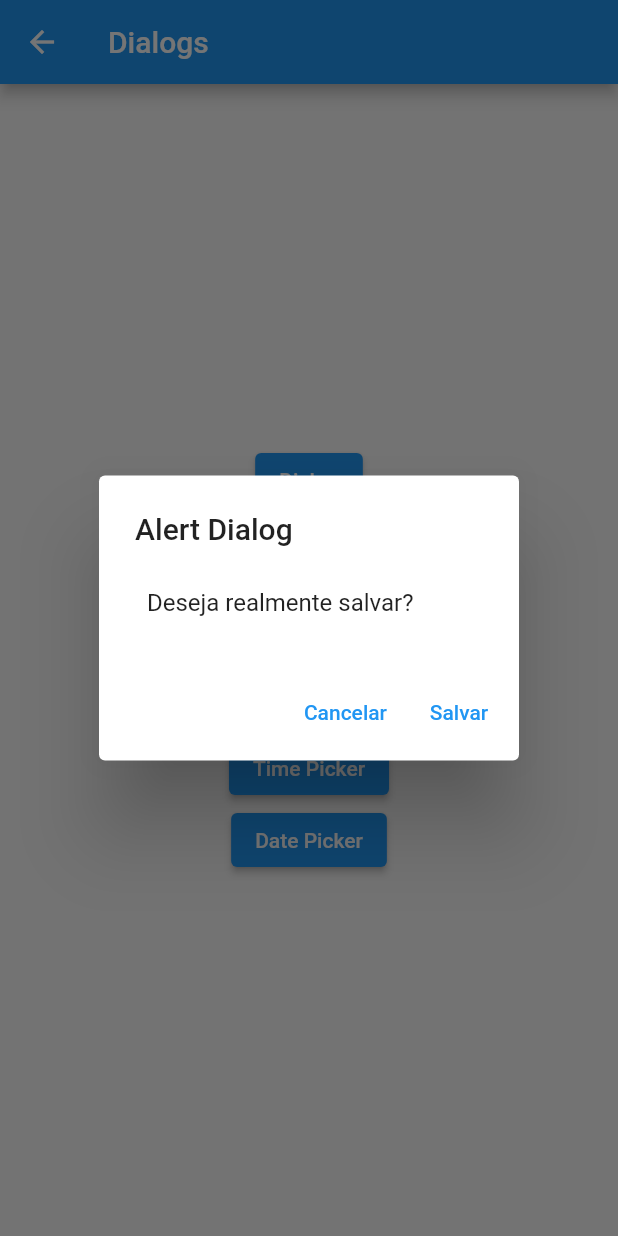
After one commit to jdaibello/academia-do-flutter-modulos-flutter, a Flutter app: the DialogsPage screen opened by its route, after a tap on "Alert Dialog", on a phone screen of 412 x 824 dp. The commit adds this screen. Run offline on Flutter 3.47's test engine with Material 2 defaults, Android fonts, the phone set to English and light mode, and no system bars; our stand-ins replace device_preview.

Commit message:
feat: add dialogs

```diff
--- /dev/null
+++ b/flutter_primeiro_projeto/lib/pages/dialogs/custom_dialog.dart
@@ -0,0 +1,28 @@
+import 'package:flutter/material.dart';
+
+class CustomDialog extends Dialog {
+  CustomDialog(BuildContext context, {Key? key})
+      : super(
+          shape: RoundedRectangleBorder(
+            borderRadius: BorderRadius.circular(12),
+          ),
+          child: SizedBox(
+            width: 300,
+            height: 300,
+            child: Column(
+              mainAxisAlignment: MainAxisAlignment.spaceAround,
+              children: [
+                const Padding(
+                  padding: EdgeInsets.all(8),
+                  child: Text('Título X'),
+                ),
+                TextButton(
+                  onPressed: () => Navigator.of(context).pop(),
+                  child: const Text('Fechar Dialog'),
+                ),
+              ],
+            ),
+          ),
+          key: key,
+        );
+}
--- /dev/null
+++ b/flutter_primeiro_projeto/lib/pages/dialogs/dialogs_page.dart
@@ -0,0 +1,131 @@
+import 'package:flutter/material.dart';
+import 'package:flutter_primeiro_projeto/pages/dialogs/custom_dialog.dart';
+
+class DialogsPage extends StatelessWidget {
+  const DialogsPage({Key? key}) : super(key: key);
+
+  @override
+  Widget build(BuildContext context) {
+    return Scaffold(
+      appBar: AppBar(
+        title: const Text('Dialogs'),
+      ),
+      body: Center(
+        child: Column(
+          mainAxisAlignment: MainAxisAlignment.center,
+          children: [
+            ElevatedButton(
+              onPressed: () {
+                showDialog(
+                  barrierDismissible: false,
+                  context: context,
+                  builder: (_) {
+                    return CustomDialog(context);
+                  },
+                );
+              },
+              child: const Text('Dialog'),
+            ),
+            ElevatedButton(
+              onPressed: () {
+                showDialog(
+                  context: context,
+                  builder: (_) {
+                    return SimpleDialog(
+                      title: const Text('Simple Dialog'),
+                      contentPadding: const EdgeInsets.all(10),
+                      children: [
+                        const Padding(
+                          padding: EdgeInsets.all(8),
+                          child: Text('Título X'),
+                        ),
+                        TextButton(
+                          onPressed: () => Navigator.of(context).pop(),
+                          child: const Text('Fechar Dialog'),
+                        ),
+                      ],
+                    );
+                  },
+                );
+              },
+              child: const Text('Simple Dialog'),
+            ),
+            ElevatedButton(
+              onPressed: () {
+                showDialog(
+                  context: context,
+                  builder: (context) {
+                    return AlertDialog(
+                      title: const Text('Alert Dialog'),
+                      content: SingleChildScrollView(
+                        child: ListBody(
+                          children: const [
+                            Padding(
+                              padding: EdgeInsets.all(8),
+                              child: Text('Deseja realmente salvar?'),
+                            ),
+                          ],
+                        ),
+                      ),
+                      actions: [
+                        TextButton(
+                          onPressed: () {
+                            Navigator.of(context).pop();
+                          },
+                          child: const Text('Cancelar'),
+                        ),
+                        TextButton(
+                          onPressed: () {
+                            debugPrint('Salvo');
+                            Navigator.of(context).pop();
+                          },
+                          child: const Text('Salvar'),
+                        ),
+                      ],
+                    );
+                  },
+                );
+              },
+              child: const Text('Alert Dialog'),
+            ),
+            ElevatedButton(
+              onPressed: () {
+                showAboutDialog(
+                  context: context,
+                  applicationIcon: const Icon(Icons.flutter_dash),
+                  applicationName: 'Flutter Primeiro Projeto',
+                  applicationVersion: '1.0.0',
+                );
+              },
+              child: const Text('About Dialog'),
+            ),
+            ElevatedButton(
+              onPressed: () async {
+                final selectedTime = await showTimePicker(
+                  context: context,
+                  initialTime: TimeOfDay.now(),
+                );
+
+                debugPrint('O horário selecionado foi $selectedTime');
+              },
+              child: const Text('Time Picker'),
+            ),
+            ElevatedButton(
+              onPressed: () async {
+                final selectedDate = await showDatePicker(
+                  context: context,
+                  initialDate: DateTime.now(),
+                  firstDate: DateTime(2000),
+                  lastDate: DateTime(2025),
+                );
+
+                debugPrint('A data selecionada foi $selectedDate');
+              },
+              child: const Text('Date Picker'),
+            ),
+          ],
+        ),
+      ),
+    );
+  }
+}
--- a/flutter_primeiro_projeto/lib/pages/home/home_page.dart
+++ b/flutter_primeiro_projeto/lib/pages/home/home_page.dart
@@ -8,6 +8,7 @@ enum PopupMenuPages {
   botoesRotacaoTexto,
   scrollsSingleChildScrollView,
   scrollsListView,
+  dialogs,
 }
 
 class HomePage extends StatelessWidget {
@@ -46,6 +47,9 @@ class HomePage extends StatelessWidget {
                 case PopupMenuPages.scrollsListView:
                   Navigator.of(context).pushNamed('/scrolls/list_view');
                   break;
+                case PopupMenuPages.dialogs:
+                  Navigator.of(context).pushNamed('/dialogs');
+                  break;
               }
             },
             itemBuilder: (BuildContext context) {
@@ -78,6 +82,10 @@ class HomePage extends StatelessWidget {
                   value: PopupMenuPages.scrollsListView,
                   child: Text('Scroll ListView'),
                 ),
+                const PopupMenuItem<PopupMenuPages>(
+                  value: PopupMenuPages.dialogs,
+                  child: Text('Dialogs'),
+                ),
               ];
             },
           ),
```
Also changed, not shown: flutter_primeiro_projeto/lib/main.dart (+9 -0 lines), flutter_primeiro_projeto/pubspec.yaml (+7 -0 lines), flutter_primeiro_projeto/pubspec.lock.
